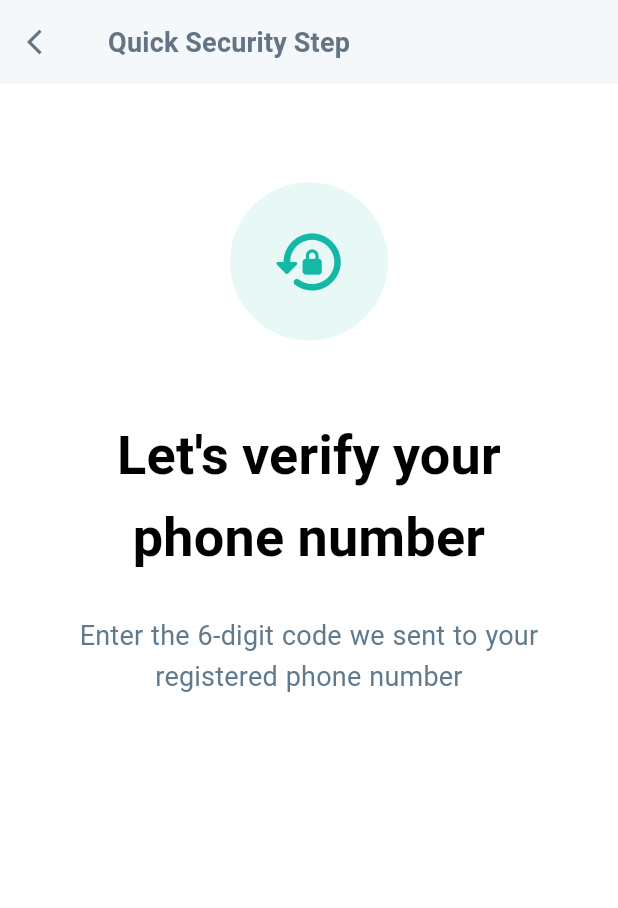
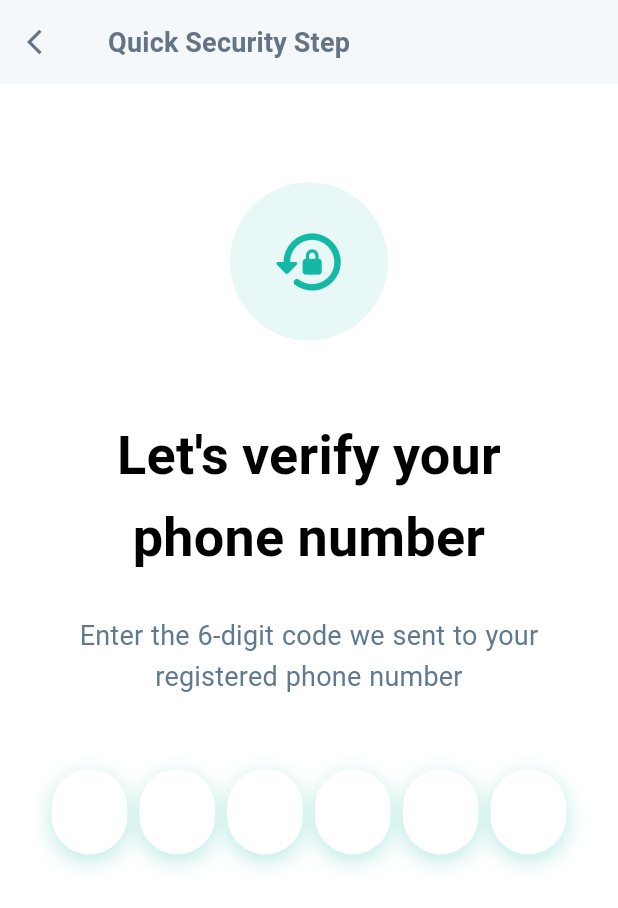
Before and after one commit to mohamed0s/CSE-Graduation-Project-2027, a Flutter app: the OTPVerificationScreen screen opened by its route, on a phone screen of 412 x 824 dp. Shown: the top 908 px of the screen. Run offline on Flutter 3.47's test engine with Material 3 defaults, Android fonts, the phone set to English and light mode, and no system bars; drawn by our look-alikes of pinput; our stand-ins replace country_code_picker, dartz, dio, equatable, flutter_bloc, flutter_screenutil and 8 more; missing offline and left inert: slang; accounts and stored records are empty; generated files the repository leaves out were written again; Roboto replaces fonts that are missing (Almarai).

Commit message:
feat(auth): integrate pinput into OTPVerificationScreen

```diff
--- a/mobile/lib/features/auth/presentation/pages/otp_verification_screen.dart
+++ b/mobile/lib/features/auth/presentation/pages/otp_verification_screen.dart
@@ -2,8 +2,8 @@ import 'package:flutter/material.dart';
 import 'package:flutter_screenutil/flutter_screenutil.dart';
 import 'package:mobile/core/i18n/strings.g.dart';
 import 'package:mobile/core/theme/app_colors.dart';
-import 'package:mobile/core/widgets/background/background_blur_glow.dart';
 import 'package:mobile/features/auth/presentation/widgets/auth_header_icon.dart';
+import 'package:mobile/features/auth/presentation/widgets/custom_otp_field.dart';
 import 'package:mobile/generated/style_atoms.dart';
 
 class OTPVerificationScreen extends StatefulWidget {
@@ -14,6 +14,26 @@ class OTPVerificationScreen extends StatefulWidget {
 }
 
 class _OTPVerificationScreenState extends State<OTPVerificationScreen> {
+  final _otpController = TextEditingController();
+  final _formKey = GlobalKey<FormState>();
+
+  void _verifyCode() {
+    if (_formKey.currentState!.validate()) {
+      final otpCode = _otpController.text;
+      // context.read<AuthCubit>().verifyOtp(code: otpCode, ...);
+    }
+  }
+
+  bool isRtl() {
+    return Directionality.of(context) == TextDirection.rtl;
+  }
+
+  @override
+  void dispose() {
+    _otpController.dispose();
+    super.dispose();
+  }
+
   @override
   Widget build(BuildContext context) {
     return Scaffold(
@@ -69,6 +89,26 @@ class _OTPVerificationScreenState extends State<OTPVerificationScreen> {
                             textAlign: TextAlign.center,
                           ),
                           SizedBox(height: 48.h),
+                          Directionality(
+                            textDirection: isRtl()
+                                ? TextDirection.rtl
+                                : TextDirection.ltr,
+                            child: Form(
+                              key: _formKey,
+                              child: CustomOtpField(
+                                controller: _otpController,
+                                validator: (value) {
+                                  if (value == null || value.length < 6) {
+                                    return 'Please enter the 6-digit code';
+                                  }
+                                  return null;
+                                },
+                                onCompleted: (pin) {
+                                  _verifyCode();
+                                },
+                              ),
+                            ),
+                          ),
                         ],
                       ),
                     ),
--- a/mobile/lib/features/auth/presentation/widgets/custom_otp_field.dart
+++ b/mobile/lib/features/auth/presentation/widgets/custom_otp_field.dart
@@ -33,7 +33,7 @@ class CustomOtpField extends StatelessWidget {
         borderRadius: BorderRadius.circular(28.r),
         boxShadow: [
           BoxShadow(
-            color: AppColors.primary.withValues(alpha: 0.08),
+            color: AppColors.primary.withValues(alpha: 0.3),
             blurRadius: 12,
             offset: const Offset(0, 4),
           ),
@@ -53,7 +53,9 @@ class CustomOtpField extends StatelessWidget {
       ),
     );
 
-    return Directionality(
+    return Material(
+      type: MaterialType.transparency,
+      child: Directionality(
         textDirection: TextDirection.ltr,
         child: Pinput(
           length: 6,
@@ -70,6 +72,7 @@ class CustomOtpField extends StatelessWidget {
           onCompleted: onCompleted,
           onChanged: onChanged,
         ),
+      ),
     );
   }
 }
--- a/mobile/pubspec.yaml
+++ b/mobile/pubspec.yaml
@@ -45,7 +45,7 @@ dependencies:
   go_router: ^18.0.2
   google_fonts: ^8.2.1
   internet_connection_checker: ^3.0.1
-  pinput: ^7.0.0
+  pinput: ^6.0.2
   pretty_dio_logger: ^1.4.0
   shared_preferences: ^2.5.6
   slang: ^4.19.2
```
Also changed, not shown: mobile/pubspec.lock. Lines whose indentation alone changed are shown as unchanged.
